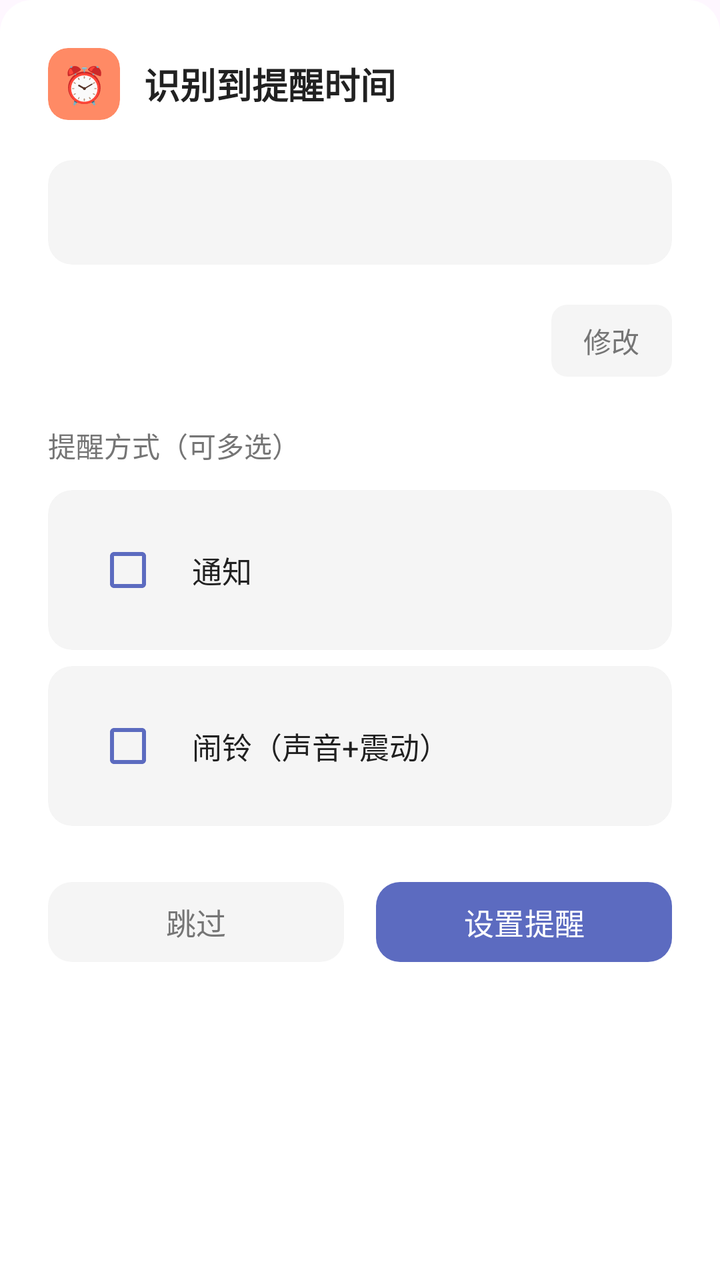
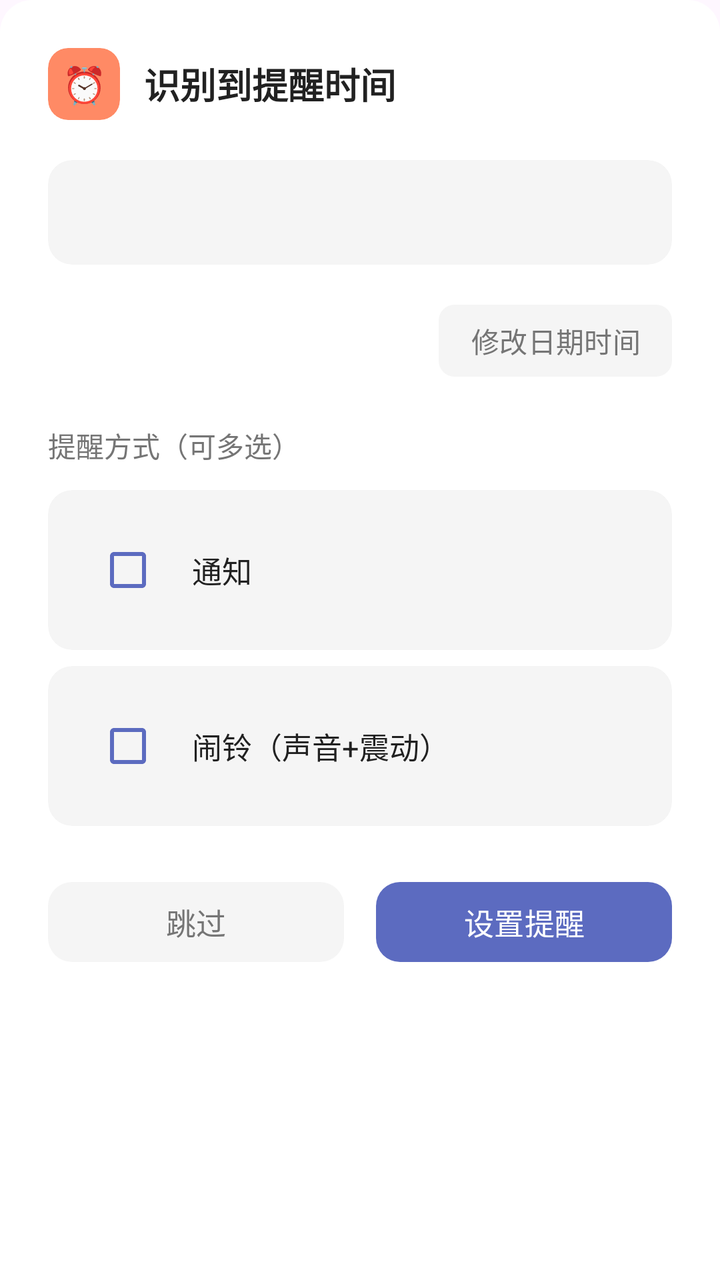

The first picture is an Android layout as it rendered before a commit; the second is the same layout after the commit. The layout source and the unified diff follow.
<!-- AndroidManifest.xml: application theme Theme.JishiClipboard -->
<!-- res/layout/dialog_reminder_confirm.xml -->
<?xml version="1.0" encoding="utf-8"?>
<LinearLayout xmlns:android="http://schemas.android.com/apk/res/android"
    xmlns:app="http://schemas.android.com/apk/res-auto"
    android:layout_width="match_parent"
    android:layout_height="wrap_content"
    android:orientation="vertical"
    android:background="@drawable/bottom_sheet_background"
    android:padding="24dp">

    
    <LinearLayout
        android:layout_width="match_parent"
        android:layout_height="wrap_content"
        android:orientation="horizontal"
        android:gravity="center_vertical"
        android:layout_marginBottom="20dp">

        <com.google.android.material.card.MaterialCardView
            android:layout_width="36dp"
            android:layout_height="36dp"
            android:layout_marginEnd="12dp"
            app:cardCornerRadius="10dp"
            app:cardElevation="0dp"
            app:cardBackgroundColor="@color/accent_light"
            app:strokeWidth="0dp">

            <TextView
                android:layout_width="match_parent"
                android:layout_height="match_parent"
                android:text="⏰"
                android:textSize="18sp"
                android:gravity="center" />

        </com.google.android.material.card.MaterialCardView>

        <TextView
            android:layout_width="0dp"
            android:layout_height="wrap_content"
            android:layout_weight="1"
            android:text="识别到提醒时间"
            android:textSize="18sp"
            android:textStyle="bold"
            android:textColor="@color/text_primary" />

    </LinearLayout>

    
    <com.google.android.material.card.MaterialCardView
        android:layout_width="match_parent"
        android:layout_height="wrap_content"
        android:layout_marginBottom="20dp"
        app:cardCornerRadius="12dp"
        app:cardElevation="0dp"
        app:cardBackgroundColor="@color/surface_variant"
        app:strokeWidth="0dp">

        <TextView
            android:id="@+id/contentText"
            android:layout_width="match_parent"
            android:layout_height="wrap_content"
            android:textSize="15sp"
            android:textColor="@color/text_primary"
            android:padding="16dp"
            android:lineSpacingExtra="2dp" />

    </com.google.android.material.card.MaterialCardView>

    
    <LinearLayout
        android:layout_width="match_parent"
        android:layout_height="wrap_content"
        android:orientation="horizontal"
        android:gravity="center_vertical"
        android:layout_marginBottom="24dp">

        <TextView
            android:id="@+id/extractedTimeText"
            android:layout_width="0dp"
            android:layout_height="wrap_content"
            android:layout_weight="1"
            android:textSize="24sp"
            android:textStyle="bold"
            android:textColor="@color/primary" />

        <com.google.android.material.button.MaterialButton
            android:id="@+id/btnEditTime"
            android:layout_width="wrap_content"
            android:layout_height="36dp"
            android:text="修改"
            android:textSize="14sp"
            android:textColor="@color/text_secondary"
            android:minWidth="0dp"
            android:paddingHorizontal="16dp"
            android:insetTop="0dp"
            android:insetBottom="0dp"
            app:backgroundTint="@color/surface_variant"
            app:cornerRadius="8dp"
            app:strokeWidth="0dp" />

    </LinearLayout>

    
    <TextView
        android:layout_width="wrap_content"
        android:layout_height="wrap_content"
        android:text="提醒方式（可多选）"
        android:textSize="14sp"
        android:textColor="@color/text_secondary"
        android:layout_marginBottom="12dp" />

    <LinearLayout
        android:layout_width="match_parent"
        android:layout_height="wrap_content"
        android:layout_marginBottom="24dp"
        android:orientation="vertical">

        <com.google.android.material.card.MaterialCardView
            android:id="@+id/typeNotificationCard"
            android:layout_width="match_parent"
            android:layout_height="wrap_content"
            android:layout_marginBottom="8dp"
            android:clickable="true"
            android:focusable="true"
            app:cardCornerRadius="12dp"
            app:cardElevation="0dp"
            app:cardBackgroundColor="@color/surface_variant"
            app:strokeWidth="0dp">

            <LinearLayout
                android:layout_width="match_parent"
                android:layout_height="wrap_content"
                android:orientation="horizontal"
                android:gravity="center_vertical"
                android:padding="16dp">

                <CheckBox
                    android:id="@+id/typeNotification"
                    android:layout_width="wrap_content"
                    android:layout_height="wrap_content"
                    android:buttonTint="@color/primary" />

                <TextView
                    android:layout_width="0dp"
                    android:layout_height="wrap_content"
                    android:layout_weight="1"
                    android:text="通知"
                    android:textSize="15sp"
                    android:textColor="@color/text_primary"
                    android:layout_marginStart="8dp" />

            </LinearLayout>

        </com.google.android.material.card.MaterialCardView>

        <com.google.android.material.card.MaterialCardView
            android:id="@+id/typeAlarmCard"
            android:layout_width="match_parent"
            android:layout_height="wrap_content"
            android:clickable="true"
            android:focusable="true"
            app:cardCornerRadius="12dp"
            app:cardElevation="0dp"
            app:cardBackgroundColor="@color/surface_variant"
            app:strokeWidth="0dp">

            <LinearLayout
                android:layout_width="match_parent"
                android:layout_height="wrap_content"
                android:orientation="horizontal"
                android:gravity="center_vertical"
                android:padding="16dp">

                <CheckBox
                    android:id="@+id/typeAlarm"
                    android:layout_width="wrap_content"
                    android:layout_height="wrap_content"
                    android:buttonTint="@color/primary" />

                <TextView
                    android:layout_width="0dp"
                    android:layout_height="wrap_content"
                    android:layout_weight="1"
                    android:text="闹铃（声音+震动）"
                    android:textSize="15sp"
                    android:textColor="@color/text_primary"
                    android:layout_marginStart="8dp" />

            </LinearLayout>

        </com.google.android.material.card.MaterialCardView>

    </LinearLayout>

    
    <LinearLayout
        android:layout_width="match_parent"
        android:layout_height="wrap_content"
        android:orientation="horizontal"
        android:gravity="center">

        <com.google.android.material.button.MaterialButton
            android:id="@+id/btnCancel"
            android:layout_width="0dp"
            android:layout_height="48dp"
            android:layout_weight="1"
            android:layout_marginEnd="8dp"
            android:text="跳过"
            android:textSize="15sp"
            android:textColor="@color/text_secondary"
            app:backgroundTint="@color/surface_variant"
            app:cornerRadius="12dp"
            app:strokeWidth="0dp"
            app:elevation="0dp" />

        <com.google.android.material.button.MaterialButton
            android:id="@+id/btnConfirm"
            android:layout_width="0dp"
            android:layout_height="48dp"
            android:layout_weight="1"
            android:layout_marginStart="8dp"
            android:text="设置提醒"
            android:textSize="15sp"
            android:textColor="@color/white"
            app:backgroundTint="@color/primary"
            app:cornerRadius="12dp"
            app:elevation="2dp" />

    </LinearLayout>

</LinearLayout>
<!-- resources referenced by this layout -->
<resources>
  <color name="accent_light">#FF8A65</color>
  <color name="primary">#5C6BC0</color>
  <color name="surface_variant">#F5F5F5</color>
  <color name="text_primary">#212121</color>
  <color name="text_secondary">#757575</color>
  <color name="white">#FFFFFFFF</color>
  <!-- drawable bottom_sheet_background (drawable) -->
  <?xml version="1.0" encoding="utf-8"?>
  <shape xmlns:android="http://schemas.android.com/apk/res/android">
      <solid android:color="#FFFFFF" />
      <corners
          android:topLeftRadius="16dp"
          android:topRightRadius="16dp" />
  </shape>
  <style name="Theme.JishiClipboard" parent="Base.Theme.JishiClipboard" />
  <style name="Base.Theme.JishiClipboard" parent="Theme.Material3.DayNight.NoActionBar">
          <item name="colorPrimary">@color/primary</item>
          <item name="colorPrimaryDark">@color/primary_dark</item>
      </style>
  <color name="primary_dark">#3F51B5</color>
</resources>

<!-- the commit's change to res/layout/dialog_reminder_confirm.xml (unified diff, before → after) -->
@@ -86,7 +86,7 @@
             android:id="@+id/btnEditTime"
             android:layout_width="wrap_content"
             android:layout_height="36dp"
-            android:text="修改"
+            android:text="修改日期时间"
             android:textSize="14sp"
             android:textColor="@color/text_secondary"
             android:minWidth="0dp"
